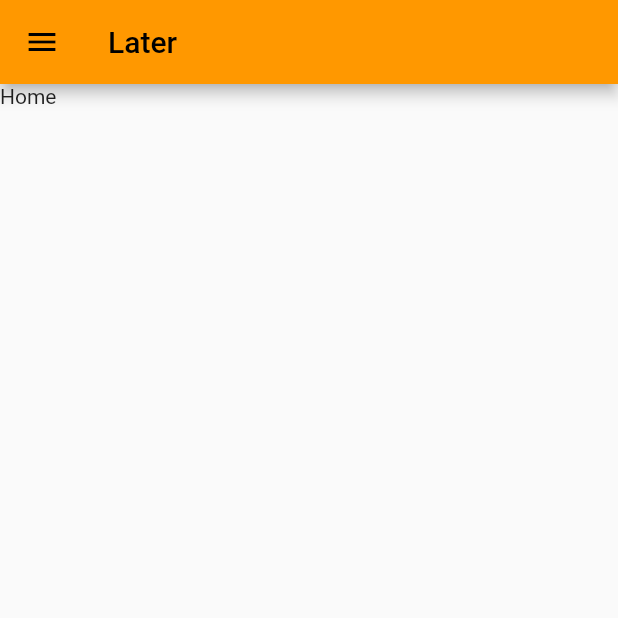
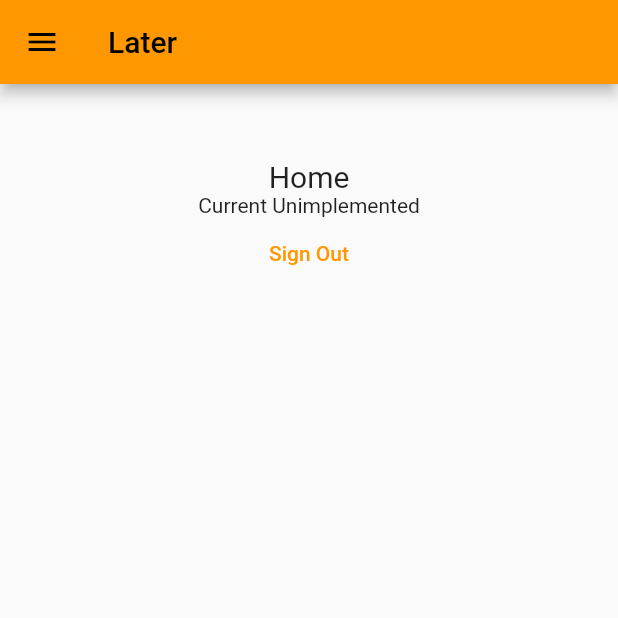
Before and after one commit to PeterTheSalmon/later_flutter, a Flutter app: the screen it shows once a user with an empty profile is signed in, on a phone screen of 412 x 824 dp, the top half of it. Run offline on Flutter 3.47's test engine with Material 2 defaults, Android fonts, the phone set to English and light mode, and no system bars; our stand-ins replace cloud_firestore, firebase_auth, firebase_core; accounts and stored records are empty.

Commit message:
updated home page drawer

```diff
--- a/lib/views/folder_list.dart
+++ b/lib/views/folder_list.dart
@@ -1,6 +1,5 @@
 import 'package:cloud_firestore/cloud_firestore.dart';
 import 'package:firebase_auth/firebase_auth.dart';
-import 'package:firebase_core/firebase_core.dart';
 import 'package:flutter/material.dart';
 
 class FolderList extends StatelessWidget {
--- a/lib/views/home_page.dart
+++ b/lib/views/home_page.dart
@@ -1,5 +1,8 @@
+import 'package:firebase_auth/firebase_auth.dart';
 import 'package:flutter/material.dart';
+import 'package:later_flutter/services/authentication_service.dart';
 import 'package:later_flutter/views/folder_list.dart';
+import 'package:provider/provider.dart';
 
 class HomePage extends StatelessWidget {
   const HomePage({Key? key}) : super(key: key);
@@ -13,17 +16,51 @@ class HomePage extends StatelessWidget {
       drawer: Drawer(
         child: Column(
           children: [
-            Container(
+            SizedBox(
                 width: 310,
-                child: const DrawerHeader(
-                    decoration: BoxDecoration(color: Colors.orange),
-                    child: Text("Later",
-                        style: TextStyle(color: Colors.white, fontSize: 24)))),
+                height: 90,
+                child: DrawerHeader(
+                    decoration: const BoxDecoration(color: Colors.orange),
+                    child: Column(
+                      crossAxisAlignment: CrossAxisAlignment.start,
+                      children: [
+                        const Text("Later",
+                            style: TextStyle(fontSize: 24)),
+                        Text(FirebaseAuth.instance.currentUser!.email!)
+                      ],
+                    ))),
+            const ListTile(
+              title: Text("Account"),
+              leading: Icon(Icons.person),
+            ),
+            const ListTile(
+              title: Text("Settings"),
+              leading: Icon(Icons.settings),
+            ),
+            const ListTile(
+              title: Text("Manage Folders"),
+              leading: Icon(Icons.folder_open),
+            ),
+            const Divider(),
             const Expanded(child: FolderList())
           ],
         ),
       ),
-      body: const Text("Home"),
+      body: Padding(
+          padding: const EdgeInsets.all(50.0),
+          child: Center(
+            child: Column(
+              children: [
+                const Text("Home", style: TextStyle(fontSize: 20)),
+                const Text("Current Unimplemented"),
+                TextButton(
+                    onPressed: () {
+                      context.read<AuthenticationService>().signOut();
+                    },
+                    child: const Text("Sign Out")),
+              ],
+            ),
+          )),
     );
   }
 }
```
